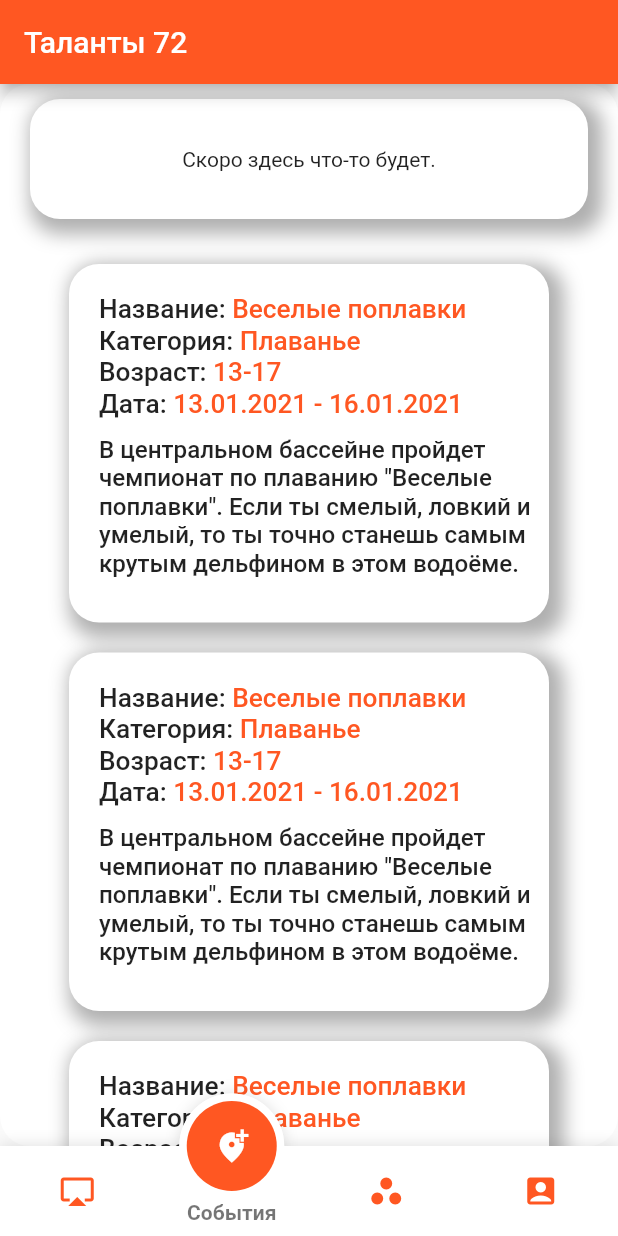
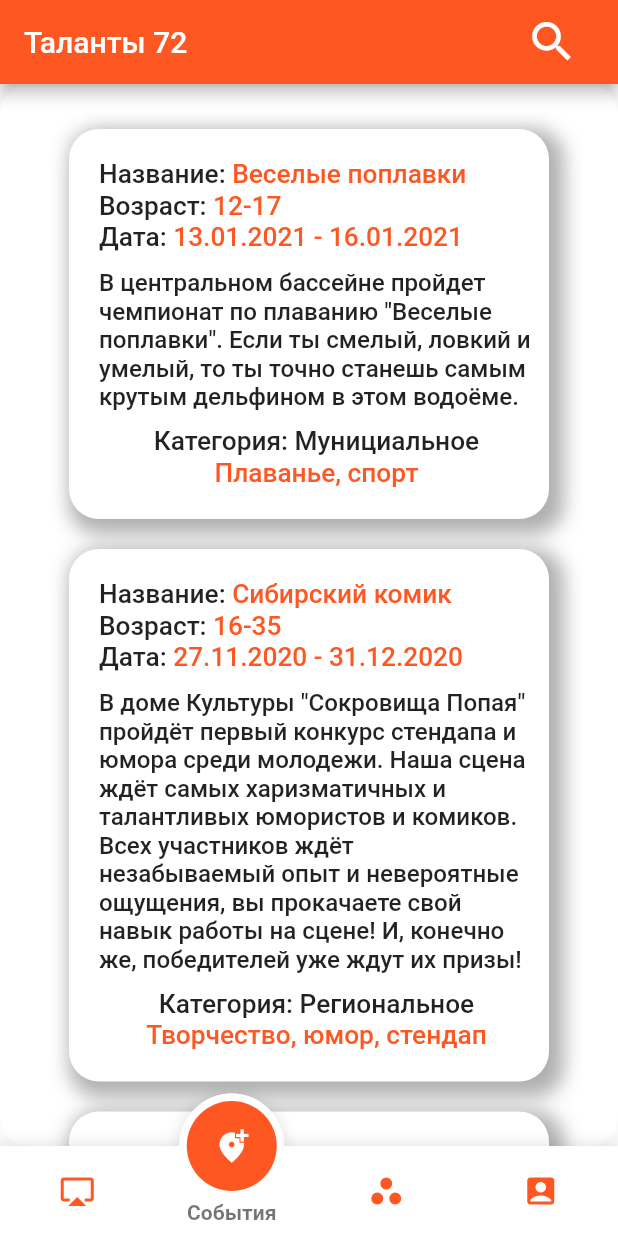
Before and after one commit to Quadro1337/TyumenTalentsApp, a Flutter app: the screen it shows after launch, item 2 of the bottom bar chosen, on a phone screen of 412 x 824 dp. Run offline on Flutter 3.47's test engine with Material 2 defaults, Android fonts, the phone set to English and light mode, and no system bars; drawn by our look-alikes of fancy_bottom_navigation.

```diff
--- a/lib/DefaultEvent.dart
+++ b/lib/DefaultEvent.dart
@@ -3,13 +3,20 @@ import 'package:flutter/rendering.dart';
 import 'ContentPage.dart';
 
 class DefaultEvent extends StatelessWidget {
+  final String level;
   final String date;
   final String age;
   final String category;
   final String value;
   final String title;
   const DefaultEvent(
-      {Key key, this.value, this.age, this.date, this.category, this.title})
+      {Key key,
+      this.value,
+      this.age,
+      this.date,
+      this.category,
+      this.title,
+      this.level})
       : super(key: key);
   _getContent() {
     return Container(
@@ -37,12 +44,6 @@ class DefaultEvent extends StatelessWidget {
             )
           ]),
           Row(children: [
-            Text("Категория: ", textScaleFactor: 1.25),
-            Text(category,
-                style: TextStyle(color: Colors.deepOrange),
-                textScaleFactor: 1.25)
-          ]),
-          Row(children: [
             Text("Возраст: ", textScaleFactor: 1.25),
             Text(age,
                 style: TextStyle(color: Colors.deepOrange),
@@ -60,6 +61,9 @@ class DefaultEvent extends StatelessWidget {
                 value,
                 textScaleFactor: 1.15,
               )),
+          Text("Категория: " + level, textScaleFactor: 1.25),
+          Text(category,
+              style: TextStyle(color: Colors.deepOrange), textScaleFactor: 1.25)
         ]));
   }
 
--- a/lib/PromoPage.dart
+++ b/lib/PromoPage.dart
@@ -124,11 +124,11 @@ class _PromoPageState extends State<PromoPage> {
               owner: "Витязь",
             ),
             DefaultPromo(
-              title: "Нули и единицы",
+              title: "Читать не вредно",
               description:
-                  "Скидки на курсы по программированию при записи в период акции 30%!",
-              date: "07.03.2021-07.04.2021",
-              owner: "Витязь",
+                  "Книжный онлайн магазин \"Книжный\" предлагает скидки (до 90%) на образовательные аудио-книги.",
+              date: "15.01.2021-22.01.2021",
+              owner: "Книжный",
             )
           ])),
     );
--- a/lib/main.dart
+++ b/lib/main.dart
@@ -2,9 +2,10 @@ import "package:fancy_bottom_navigation/fancy_bottom_navigation.dart";
 import "package:flutter/material.dart";
 import "DefaultPost.dart";
 import "DefaultEvent.dart";
-import 'myProfile.dart';
-import 'myParters.dart';
-import 'BigButton.dart';
+import "myProfile.dart";
+import "myParters.dart";
+import "BigButton.dart";
+import "ContentPage.dart";
 
 void main() => runApp(MyApp());
 
@@ -35,6 +36,59 @@ class _MyHomePageState extends State<MyHomePage> {
   Widget build(BuildContext context) {
     return Scaffold(
       appBar: AppBar(
+        actions: [
+          Row(
+            children: [
+              BigButton(
+                child: Icon(Icons.search, size: 35.0),
+                //icon: Icons.search,
+                callback: () {
+                  Navigator.of(context).push(MaterialPageRoute(
+                      builder: (context) => ContentPage(
+                          Container(
+                              margin: EdgeInsets.only(
+                                  top: 10.0, left: 20.0, right: 20.0),
+                              decoration: BoxDecoration(
+                                  borderRadius:
+                                      BorderRadius.all(Radius.circular(20)),
+                                  color: Color(0xFFFFFFFF),
+                                  boxShadow: [
+                                    BoxShadow(
+                                        color: Color(0x350000000),
+                                        spreadRadius: 5.0,
+                                        blurRadius: 10.0,
+                                        offset: Offset(5, 5))
+                                  ]),
+                              width: double.infinity,
+                              height: 120.0,
+                              alignment: Alignment.centerLeft,
+                              padding: EdgeInsets.only(left: 20.0, right: 20.0),
+                              child: Row(
+                                children: [
+                                  Container(
+                                    width: 200,
+                                    padding: EdgeInsets.only(bottom: 15),
+                                    child: TextField(
+                                      decoration: InputDecoration(
+                                          labelText: "Введите ключевые слова"),
+                                    ),
+                                  ),
+                                  Container(
+                                      height: 40.0,
+                                      width: 130.0,
+                                      padding: EdgeInsets.only(left: 20.0),
+                                      child: BigButton(
+                                        callback: () {},
+                                        child: Text("Искать"),
+                                      ))
+                                ],
+                              )),
+                          Text("Поиск по приложению"))));
+                },
+              )
+            ],
+          )
+        ],
         title: Text("Таланты 72"),
       ),
       body: Container(
@@ -94,37 +148,32 @@ class _MyHomePageState extends State<MyHomePage> {
   _getEvents() {
     return [
       DefaultEvent(
+        level: "Мунициальное",
         title: "Веселые поплавки",
         date: "13.01.2021 - 16.01.2021",
         value:
             "В центральном бассейне пройдет чемпионат по плаванию \"Веселые поплавки\". Если ты смелый, ловкий и умелый, то ты точно станешь самым крутым дельфином в этом водоёме.",
-        age: "13-17",
-        category: "Плаванье",
+        age: "12-17",
+        category: "Плаванье, спорт",
       ),
       DefaultEvent(
-        title: "Веселые поплавки",
-        date: "13.01.2021 - 16.01.2021",
+        level: "Региональное",
+        title: "Сибирский комик",
+        date: "27.11.2020 - 31.12.2020",
         value:
-            "В центральном бассейне пройдет чемпионат по плаванию \"Веселые поплавки\". Если ты смелый, ловкий и умелый, то ты точно станешь самым крутым дельфином в этом водоёме.",
-        age: "13-17",
-        category: "Плаванье",
+            "В доме Культуры \"Сокровища Попая\" пройдёт первый конкурс стендапа и юмора среди молодежи. Наша сцена ждёт самых харизматичных и талантливых юмористов и комиков. Всех участников ждёт незабываемый опыт и невероятные ощущения, вы прокачаете свой навык работы на сцене! И, конечно же, победителей уже ждут их призы!",
+        age: "16-35",
+        category: "Творчество, юмор, стендап",
       ),
       DefaultEvent(
-        title: "Веселые поплавки",
-        date: "13.01.2021 - 16.01.2021",
+        level: "Городское",
+        title: "Деревья жмут F5",
+        date: "19.06.2021 - 26.06.2021",
         value:
-            "В центральном бассейне пройдет чемпионат по плаванию \"Веселые поплавки\". Если ты смелый, ловкий и умелый, то ты точно станешь самым крутым дельфином в этом водоёме.",
-        age: "13-17",
-        category: "Плаванье",
+            "Тюменский клуб путешественников зовёт к себе в подмогу юных волонтеров, чтобы озеленить городской парк.",
+        age: "6-18",
+        category: "Волонтерство",
       ),
-      DefaultEvent(
-        title: "Веселые поплавки",
-        date: "13.01.2021 - 16.01.2021",
-        value:
-            "В центральном бассейне пройдет чемпионат по плаванию \"Веселые поплавки\". Если ты смелый, ловкий и умелый, то ты точно станешь самым крутым дельфином в этом водоёме.",
-        age: "13-17",
-        category: "Плаванье",
-      )
     ];
   }
 
@@ -135,42 +184,6 @@ class _MyHomePageState extends State<MyHomePage> {
             child: Column(
           children: [
             Container(
-                margin: EdgeInsets.only(top: 10.0, left: 20.0, right: 20.0),
-                decoration: BoxDecoration(
-                    borderRadius: BorderRadius.all(Radius.circular(20)),
-                    color: Color(0xFFFFFFFF),
-                    boxShadow: [
-                      BoxShadow(
-                          color: Color(0x350000000),
-                          spreadRadius: 5.0,
-                          blurRadius: 10.0,
-                          offset: Offset(5, 5))
-                    ]),
-                width: double.infinity,
-                height: 120.0,
-                alignment: Alignment.centerLeft,
-                padding: EdgeInsets.only(left: 20.0, right: 20.0),
-                child: Row(
-                  children: [
-                    Container(
-                      width: 200,
-                      padding: EdgeInsets.only(bottom: 15),
-                      child: TextField(
-                        decoration: InputDecoration(
-                            labelText: "Введите ключевые слова"),
-                      ),
-                    ),
-                    Container(
-                        height: 40.0,
-                        width: 130.0,
-                        padding: EdgeInsets.only(left: 20.0),
-                        child: BigButton(
-                          callback: () {},
-                          child: Text("Искать"),
-                        ))
-                  ],
-                )),
-            Container(
                 padding: const EdgeInsets.all(20.0),
                 child: Column(children: _getPosts()))
           ],
@@ -179,23 +192,6 @@ class _MyHomePageState extends State<MyHomePage> {
         return SingleChildScrollView(
             child: Column(
           children: [
-            Container(
-              margin: EdgeInsets.only(top: 10.0, left: 20.0, right: 20.0),
-              decoration: BoxDecoration(
-                  borderRadius: BorderRadius.all(Radius.circular(20)),
-                  color: Color(0xFFFFFFFF),
-                  boxShadow: [
-                    BoxShadow(
-                        color: Color(0x350000000),
-                        spreadRadius: 5.0,
-                        blurRadius: 10.0,
-                        offset: Offset(5, 5))
-                  ]),
-              width: double.infinity,
-              height: 80.0,
-              alignment: Alignment.center,
-              child: Text("Скоро здесь что-то будет."),
-            ),
             Container(
                 padding: const EdgeInsets.all(20.0),
                 child: Column(children: _getEvents()))
```
Also changed, not shown: lib/RatingCell.dart (added, +89 -0 lines), lib/TargetPage.dart (+15 -10 lines), lib/myProfile.dart (+178 -49 lines), 1 other file.
